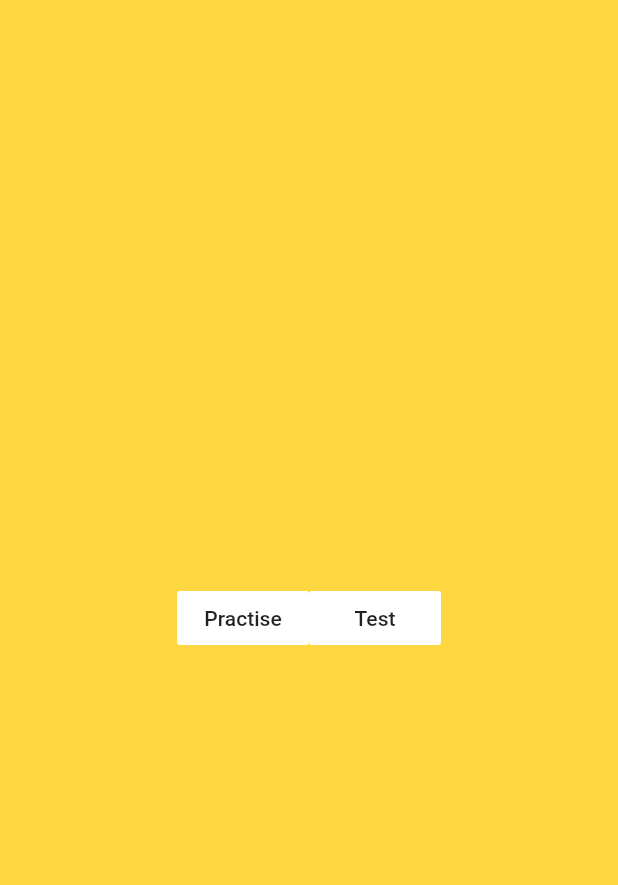
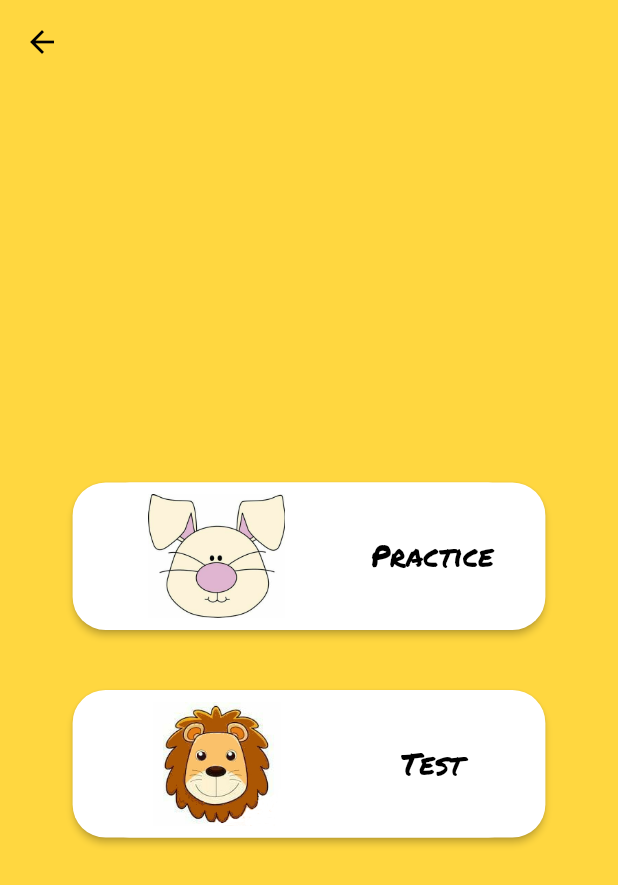
Before and after one commit to meshubhama01/flutterkidslearning, a Flutter app: the TestorPractise screen opened by its route, on a phone screen of 412 x 824 dp. Shown: the top 885 px of the screen. Run offline on Flutter 3.47's test engine with Material 2 defaults, Android fonts, the phone set to English and light mode, and no system bars; our stand-ins replace fl_chart, google_fonts, rflutter_alert, splashscreen; missing offline and left inert: tflite.

Commit message:
practice/test screen UI update

```diff
--- a/Tracing App/lib/constants.dart
+++ b/Tracing App/lib/constants.dart
@@ -1,3 +1,6 @@
+import 'package:flutter/material.dart';
+import 'package:google_fonts/google_fonts.dart';
+
 class Constants {
   static double canvasSize = 300;
   static double borderSize = 2;
@@ -7,3 +10,6 @@ class Constants {
 
   static double strokeWidth = 8;
 }
+
+TextStyle navDrawerTextStyle =
+    GoogleFonts.fredokaOne(color: Colors.white, fontSize: 20.0);
--- a/Tracing App/lib/screen/testorpractise.dart
+++ b/Tracing App/lib/screen/testorpractise.dart
@@ -1,4 +1,5 @@
 import 'package:flutter/material.dart';
+import 'package:google_fonts/google_fonts.dart';
 // import 'package:kid_learn/main.dart';
 import 'package:kid_learn/screen/alphaPractiseScreen.dart';
 import 'package:kid_learn/screen/alphaTestScreen.dart';
@@ -16,17 +17,54 @@ class _TestorPractiseState extends State<TestorPractise> {
   @override
   Widget build(BuildContext context) {
     return Scaffold(
+      appBar: AppBar(
+        backgroundColor: Colors.amberAccent,
+        elevation: 0.0,
+        iconTheme: IconThemeData(color: Colors.black),
+      ),
       backgroundColor: Colors.amberAccent,
       body: Container(
         child: SafeArea(
           child: Center(
-            child: Row(
+            child: Column(
               mainAxisAlignment: MainAxisAlignment.center,
               crossAxisAlignment: CrossAxisAlignment.center,
               children: [
-                FlatButton(
-                  child: Text("Practise"),
+                RaisedButton(
+                  shape: RoundedRectangleBorder(
+                      borderRadius: BorderRadius.circular(22.0)),
                   color: Colors.white,
+                  child: Container(
+                    padding: EdgeInsets.all(8.0),
+                    decoration: BoxDecoration(
+                        color: Colors.white,
+                        //border: Border.all(),
+                        borderRadius: BorderRadius.circular(22.0)),
+                    child: Row(
+                      mainAxisSize: MainAxisSize.min,
+                      children: <Widget>[
+                        Container(
+                          width: MediaQuery.of(context).size.width * 0.35,
+                          height: MediaQuery.of(context).size.height * 0.10,
+                          child: Image.asset("assets/bunny_head.jpeg"),
+                        ),
+                        SizedBox(
+                          width: 20.0,
+                        ),
+                        Container(
+                          width: MediaQuery.of(context).size.width * 0.25,
+                          alignment: Alignment.center,
+                          child: Text(
+                            "Practice",
+                            style: GoogleFonts.permanentMarker(
+                              textStyle: TextStyle(
+                                  fontSize: 20.0, color: Colors.black),
+                            ),
+                          ),
+                        ),
+                      ],
+                    ),
+                  ),
                   onPressed: () {
                     if (HomeScreen.alpha == true) {
                       setState(() {
@@ -40,9 +78,44 @@ class _TestorPractiseState extends State<TestorPractise> {
                     }
                   },
                 ),
-                FlatButton(
-                  child: Text("Test"),
+                SizedBox(
+                  height: 40.0,
+                ),
+                RaisedButton(
+                  shape: RoundedRectangleBorder(
+                      borderRadius: BorderRadius.circular(22.0)),
                   color: Colors.white,
+                  child: Container(
+                    padding: EdgeInsets.all(8.0),
+                    decoration: BoxDecoration(
+                        color: Colors.white,
+                        //border: Border.all(),
+                        borderRadius: BorderRadius.circular(22.0)),
+                    child: Row(
+                      mainAxisSize: MainAxisSize.min,
+                      children: <Widget>[
+                        Container(
+                          width: MediaQuery.of(context).size.width * 0.35,
+                          height: MediaQuery.of(context).size.height * 0.10,
+                          child: Image.asset("assets/lion_head.jpeg"),
+                        ),
+                        SizedBox(
+                          width: 20.0,
+                        ),
+                        Container(
+                          width: MediaQuery.of(context).size.width * 0.25,
+                          alignment: Alignment.center,
+                          child: Text(
+                            " Test ",
+                            style: GoogleFonts.permanentMarker(
+                              textStyle: TextStyle(
+                                  fontSize: 20.0, color: Colors.black),
+                            ),
+                          ),
+                        ),
+                      ],
+                    ),
+                  ),
                   onPressed: () {
                     if (HomeScreen.alpha == true) {
                       setState(() {
```
Also changed, not shown: Tracing App/lib/screen/homeScreen.dart (+11 -2 lines), Tracing App/lib/screen/nav_drawer_view.dart (added, +41 -0 lines).
